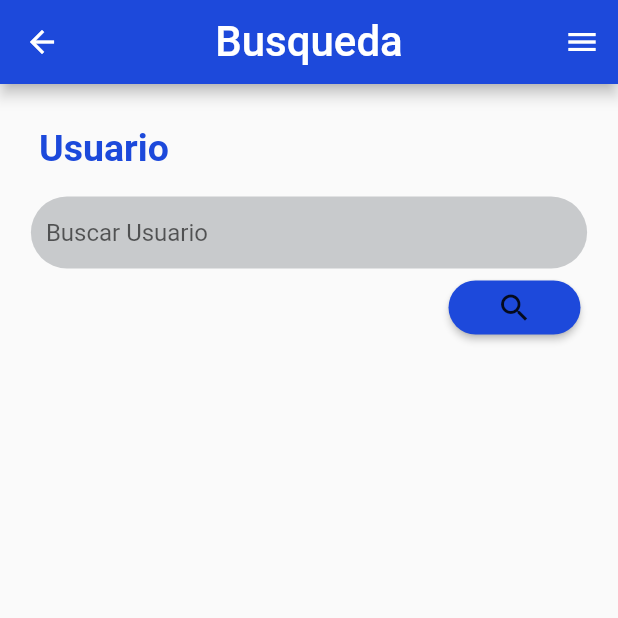
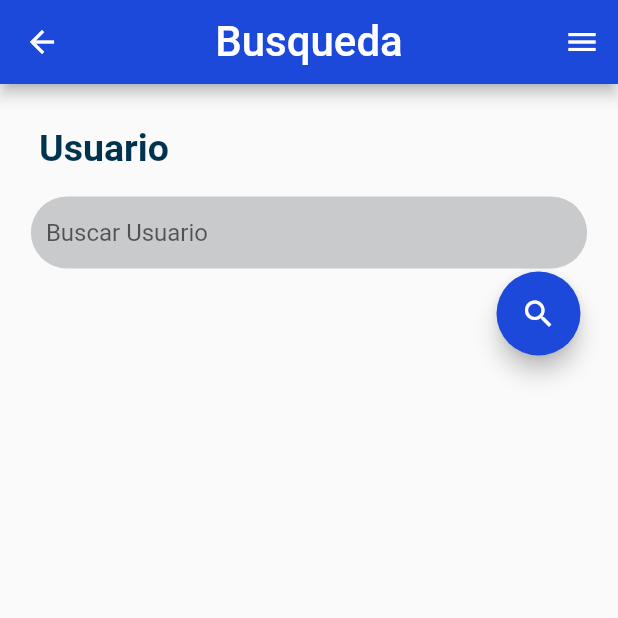
Before and after one commit to DiegoMojica/Aplicacion-Flutter, a Flutter app: the screen it shows after launch, after a tap on "Iniciar sesión", on a phone screen of 412 x 824 dp, the top half of it. Run offline on Flutter 3.47's test engine with Material 2 defaults, Android fonts, the phone set to English and light mode, and no system bars.

Commit message:
login y search con menu, listos el diseño

```diff
--- a/lib/Search.dart
+++ b/lib/Search.dart
@@ -1,5 +1,8 @@
 import 'package:flutter/cupertino.dart';
 import 'package:flutter/material.dart';
+import 'package:flutter_application_1/formulario/datos.dart';
+import 'package:flutter_application_1/formulario/form.dart';
+import 'package:flutter_application_1/login.dart';
 
 class search extends StatefulWidget {
   const search({super.key});
@@ -14,10 +17,12 @@ class _searchState extends State<search> {
 //La parte de arriba el titulo
   Widget build(BuildContext context) {
     return Scaffold(
+      //menu desplegado "drawer"
       endDrawer: Drawer(
         child: Container(
           color: Colors.white,
           child: Column(
+            mainAxisAlignment: MainAxisAlignment.start,
             children: [
               Container(
                 width: 300,
@@ -28,36 +33,72 @@ class _searchState extends State<search> {
               const Text("Productores de software",
                   style:
                       TextStyle(fontWeight: FontWeight.bold, fontSize: (20))),
+              SizedBox(
+                height: 5,
+              ),
+              //buscador
               Container(
-                margin: const EdgeInsets.only(top: 30),
-                padding: const EdgeInsets.all(20),
-                width: double.infinity,
-                color: Colors.grey[100],
-                child: const Text("Buscador"),
+                child: MaterialButton(
+                  onPressed: () {
+                    Navigator.of(context).push(
+                        MaterialPageRoute(builder: ((context) => search())));
+                  },
+                  padding:
+                      const EdgeInsets.symmetric(horizontal: 122, vertical: 18),
+                  color: Color.fromARGB(255, 124, 123, 123),
+                  child: const Text(
+                    "Buscador",
+                    style: TextStyle(color: Color.fromARGB(255, 0, 0, 0)),
+                    textAlign: TextAlign.center,
+                  ),
+                ),
               ),
+              SizedBox(
+                height: 4,
+              ),
+
+              //registro
               Container(
-                margin: const EdgeInsets.only(top: 2),
-                padding: const EdgeInsets.all(20),
-                width: double.infinity,
-                color: Colors.grey[100],
-                child: const Text("Registros"),
+                child: MaterialButton(
+                  onPressed: () {
+                    Navigator.of(context).push(MaterialPageRoute(
+                        builder: ((context) => SegundaPage())));
+                  },
+                  padding:
+                      const EdgeInsets.symmetric(horizontal: 122, vertical: 18),
+                  color: Color.fromARGB(255, 124, 123, 123),
+                  child: const Text(
+                    "Registros",
+                    style: TextStyle(color: Color.fromARGB(255, 0, 0, 0)),
+                    textAlign: TextAlign.center,
+                  ),
+                ),
               ),
+
+              //Boto lateral de salir
               Expanded(child: Container()),
               Container(
-                margin: const EdgeInsets.only(top: 2),
-                padding: const EdgeInsets.all(20),
-                width: double.infinity,
-                color: Colors.black87,
-                alignment: Alignment.center,
-                child: const Text(
-                  "Salir",
-                  style: TextStyle(color: Colors.white),
+                child: MaterialButton(
+                  onPressed: () {
+                    Navigator.of(context).push(
+                        MaterialPageRoute(builder: ((context) => Home())));
+                  },
+                  padding:
+                      const EdgeInsets.symmetric(horizontal: 137, vertical: 18),
+                  color: Colors.black87,
+                  child: const Text(
+                    "Salir",
+                    style: TextStyle(color: Colors.white),
+                    textAlign: TextAlign.center,
+                  ),
                 ),
               )
             ],
           ),
         ),
       ),
+
+      //El appBar que es todo lo de arriba del body
       appBar: AppBar(
         title: Text(
           "Busqueda",
@@ -81,7 +122,7 @@ class _searchState extends State<search> {
                 "Usuario",
                 style: TextStyle(
                     fontSize: 25,
-                    color: Color.fromARGB(255, 28, 73, 219),
+                    color: Color.fromARGB(255, 0, 51, 78),
                     fontWeight: FontWeight.bold),
               ),
             ),
@@ -90,7 +131,6 @@ class _searchState extends State<search> {
             ),
 
             //El buscador
-
             Column(children: [
               Container(
                 width: MediaQuery.of(context).size.width * 0.9,
@@ -118,11 +158,11 @@ class _searchState extends State<search> {
               children: [
                 Container(
                   padding: EdgeInsets.symmetric(horizontal: 25, vertical: 2),
-                  child: MaterialButton(
+                  child: FloatingActionButton(
+                      backgroundColor: Color.fromARGB(255, 29, 73, 219),
                       shape: RoundedRectangleBorder(
-                        borderRadius: BorderRadius.circular(50),
+                        borderRadius: BorderRadius.circular(100),
                       ),
-                      color: Color.fromARGB(255, 29, 73, 219),
                       child: Icon(Icons.search),
                       onPressed: (() {})),
                 )
--- a/lib/formulario/datos.dart
+++ b/lib/formulario/datos.dart
@@ -6,7 +6,7 @@ class SegundaPage extends StatelessWidget {
   @override
   Widget build(BuildContext context) {
     SecondPageArguments arguments =
-        ModalRoute.of(context)!.settings.arguments as SecondPageArguments;
+        ModalRoute.of(context)?.settings.arguments as SecondPageArguments;
 
     return Scaffold(
       appBar: AppBar(title: Text('segunda')),
--- a/lib/login.dart
+++ b/lib/login.dart
@@ -16,9 +16,9 @@ class _HomeState extends State<Home> {
   @override
   Widget build(BuildContext context) {
     return Scaffold(
+      //Imagen (pensador.webp)
       body: ListView(
         children: <Widget>[
-          //Imagen (pensador.webp)
           Container(
             width: double.infinity,
             padding: EdgeInsets.symmetric(vertical: 0),
@@ -70,7 +70,9 @@ class _HomeState extends State<Home> {
                             "Iniciar sesión",
                             style: TextStyle(color: Colors.white),
                           ),
-                          if (_loading) //circulo de carga
+
+                          //circulo de carga
+                          if (_loading)
                             Container(
                               height: 20,
                               width: 20,
```
Also changed, not shown: lib/formulario/form.dart (+18 -18 lines).
